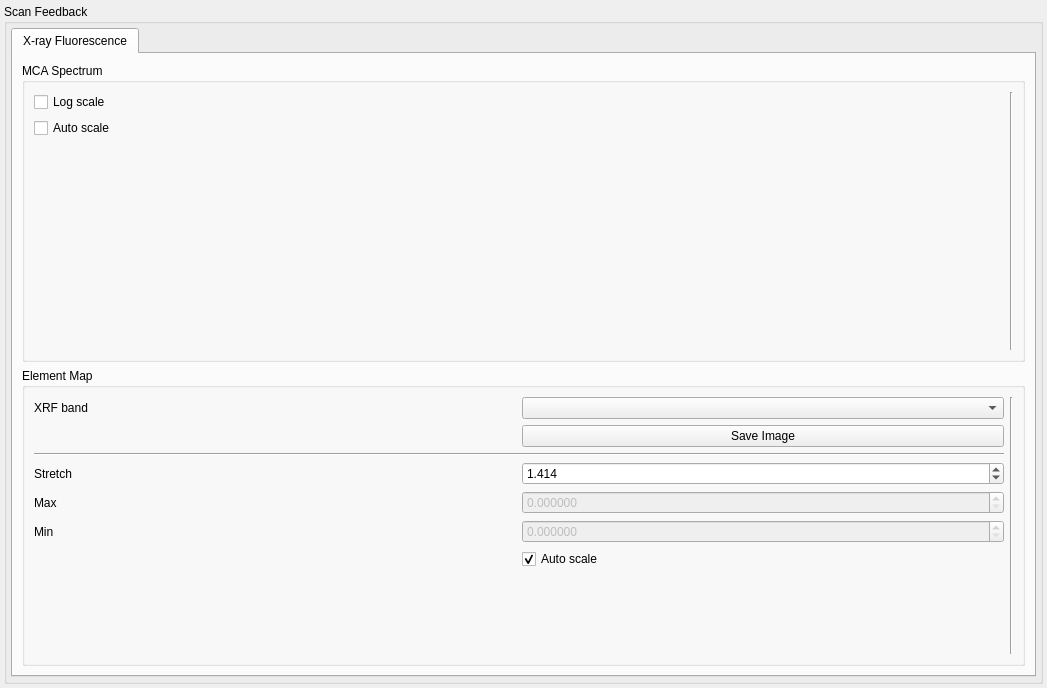
Before: the Qt Designer form spectromicroscopy/smpgui/ui_scanfeedback.ui in praxes/praxes, drawn with Qt 5.
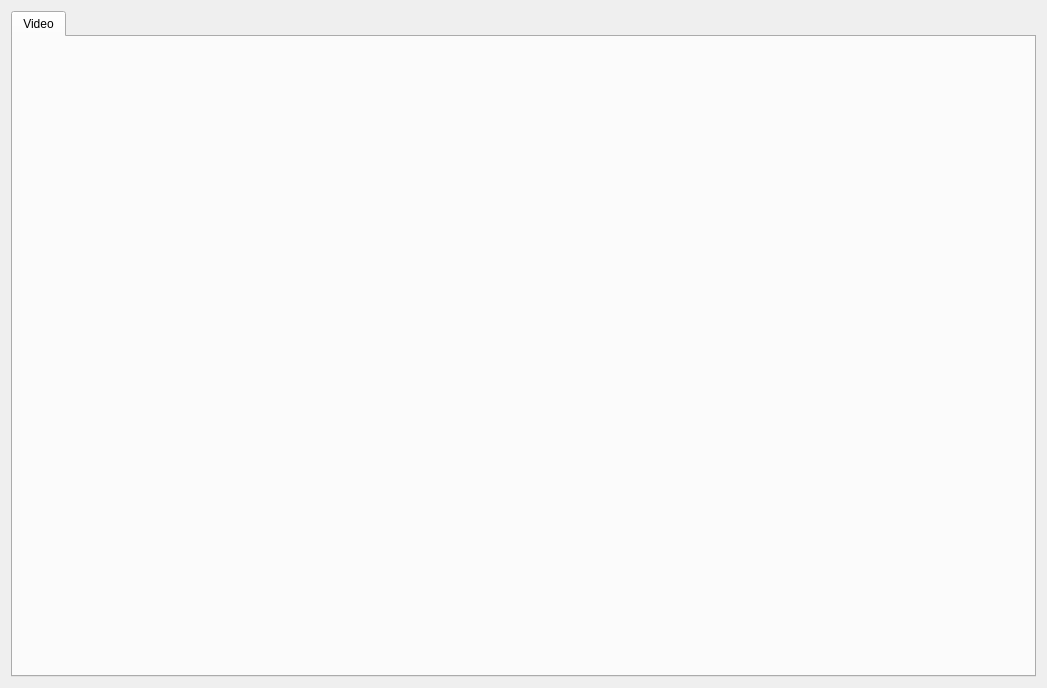
After: the same form once the commit is applied.

Commit message: [svn] each new scan opens a new tab in the scanfeedback window

What changed in the file:
```diff
--- a/spectromicroscopy/smpgui/ui_scanfeedback.ui
+++ b/spectromicroscopy/smpgui/ui_scanfeedback.ui
@@ -13,280 +13,19 @@
    <string>Form</string>
   </property>
   <layout class="QGridLayout" >
-   <property name="leftMargin" >
-    <number>4</number>
-   </property>
-   <property name="topMargin" >
-    <number>4</number>
-   </property>
-   <property name="rightMargin" >
-    <number>4</number>
-   </property>
-   <property name="bottomMargin" >
-    <number>4</number>
-   </property>
    <item row="0" column="0" >
-    <widget class="QGroupBox" name="groupBox" >
-     <property name="sizePolicy" >
-      <sizepolicy vsizetype="Expanding" hsizetype="Expanding" >
-       <horstretch>0</horstretch>
-       <verstretch>0</verstretch>
-      </sizepolicy>
+    <widget class="QTabWidget" name="scanFeedbackTab" >
+     <property name="currentIndex" >
+      <number>0</number>
      </property>
-     <property name="title" >
-      <string>Scan Feedback</string>
-     </property>
-     <layout class="QGridLayout" >
-      <property name="leftMargin" >
-       <number>4</number>
+     <widget class="QWidget" name="videoTab" >
+      <property name="enabled" >
+       <bool>true</bool>
       </property>
-      <property name="topMargin" >
-       <number>4</number>
-      </property>
-      <property name="rightMargin" >
-       <number>4</number>
-      </property>
-      <property name="bottomMargin" >
-       <number>4</number>
-      </property>
-      <item row="0" column="0" >
-       <widget class="QTabWidget" name="scanFeedbackTab" >
-        <property name="currentIndex" >
-         <number>0</number>
-        </property>
-        <widget class="QWidget" name="xrfTab" >
-         <property name="enabled" >
-          <bool>true</bool>
-         </property>
-         <attribute name="title" >
-          <string>X-ray Fluorescence</string>
-         </attribute>
-         <layout class="QVBoxLayout" >
-          <item>
-           <widget class="QGroupBox" name="mcaGroupBox" >
-            <property name="enabled" >
-             <bool>true</bool>
-            </property>
-            <property name="title" >
-             <string>MCA Spectrum</string>
-            </property>
-            <layout class="QHBoxLayout" >
-             <item>
-              <layout class="QGridLayout" >
-               <item row="0" column="0" >
-                <widget class="QCheckBox" name="mcaLogscaleButton" >
-                 <property name="text" >
-                  <string>Log scale</string>
-                 </property>
-                </widget>
-               </item>
-               <item row="1" column="0" >
-                <widget class="QCheckBox" name="mcaAutoscaleButton" >
-                 <property name="text" >
-                  <string>Auto scale</string>
-                 </property>
-                </widget>
-               </item>
-               <item row="2" column="0" >
-                <spacer>
-                 <property name="orientation" >
-                  <enum>Qt::Vertical</enum>
-                 </property>
-                 <property name="sizeHint" >
-                  <size>
-                   <width>20</width>
-                   <height>40</height>
-                  </size>
-                 </property>
-                </spacer>
-               </item>
-              </layout>
-             </item>
-             <item>
-              <widget class="Line" name="line_2" >
-               <property name="orientation" >
-                <enum>Qt::Vertical</enum>
-               </property>
-              </widget>
-             </item>
-             <item>
-              <layout class="QGridLayout" />
-             </item>
-            </layout>
-           </widget>
-          </item>
-          <item>
-           <widget class="QGroupBox" name="elementMapGroupBox" >
-            <property name="enabled" >
-             <bool>true</bool>
-            </property>
-            <property name="sizePolicy" >
-             <sizepolicy vsizetype="Preferred" hsizetype="Preferred" >
-              <horstretch>0</horstretch>
-              <verstretch>0</verstretch>
-             </sizepolicy>
-            </property>
-            <property name="title" >
-             <string>Element Map</string>
-            </property>
-            <layout class="QHBoxLayout" >
-             <item>
-              <layout class="QGridLayout" >
-               <item row="0" column="1" >
-                <widget class="QComboBox" name="xrfbandComboBox" >
-                 <property name="minimumSize" >
-                  <size>
-                   <width>76</width>
-                   <height>0</height>
-                  </size>
-                 </property>
-                </widget>
-               </item>
-               <item row="0" column="0" >
-                <widget class="QLabel" name="xrfbandLabel" >
-                 <property name="sizePolicy" >
-                  <sizepolicy vsizetype="Preferred" hsizetype="Preferred" >
-                   <horstretch>0</horstretch>
-                   <verstretch>0</verstretch>
-                  </sizepolicy>
-                 </property>
-                 <property name="minimumSize" >
-                  <size>
-                   <width>61</width>
-                   <height>0</height>
-                  </size>
-                 </property>
-                 <property name="text" >
-                  <string>XRF band</string>
-                 </property>
-                </widget>
-               </item>
-               <item row="4" column="0" >
-                <widget class="QLabel" name="maxLabel" >
-                 <property name="text" >
-                  <string>Max</string>
-                 </property>
-                </widget>
-               </item>
-               <item row="5" column="0" >
-                <widget class="QLabel" name="minLabel" >
-                 <property name="text" >
-                  <string>Min</string>
-                 </property>
-                </widget>
-               </item>
-               <item row="5" column="1" >
-                <widget class="QDoubleSpinBox" name="minSpinBox" >
-                 <property name="enabled" >
-                  <bool>false</bool>
-                 </property>
-                 <property name="decimals" >
-                  <number>6</number>
-                 </property>
-                 <property name="maximum" >
-                  <double>10000000000.000000000000000</double>
-                 </property>
-                </widget>
-               </item>
-               <item row="4" column="1" >
-                <widget class="QDoubleSpinBox" name="maxSpinBox" >
-                 <property name="enabled" >
-                  <bool>false</bool>
-                 </property>
-                 <property name="decimals" >
-                  <number>6</number>
-                 </property>
-                 <property name="minimum" >
-                  <double>0.000000000000000</double>
-                 </property>
-                 <property name="maximum" >
-                  <double>10000000000.000000000000000</double>
-                 </property>
-                </widget>
-               </item>
-               <item row="2" column="0" colspan="2" >
-                <widget class="Line" name="line_3" >
-                 <property name="orientation" >
-                  <enum>Qt::Horizontal</enum>
-                 </property>
-                </widget>
-               </item>
-               <item row="1" column="1" >
-                <widget class="QPushButton" name="saveImagePushButton" >
-                 <property name="enabled" >
-                  <bool>true</bool>
-                 </property>
-                 <property name="text" >
-                  <string>Save Image</string>
-                 </property>
-                </widget>
-               </item>
-               <item row="7" column="1" >
-                <spacer>
-                 <property name="orientation" >
-                  <enum>Qt::Vertical</enum>
-                 </property>
-                 <property name="sizeHint" >
-                  <size>
-                   <width>20</width>
-                   <height>40</height>
-                  </size>
-                 </property>
-                </spacer>
-               </item>
-               <item row="6" column="1" >
-                <widget class="QCheckBox" name="imageAutoscaleButton" >
-                 <property name="text" >
-                  <string>Auto scale</string>
-                 </property>
-                 <property name="checked" >
-                  <bool>true</bool>
-                 </property>
-                </widget>
-               </item>
-               <item row="3" column="0" >
-                <widget class="QLabel" name="aspectLabel" >
-                 <property name="text" >
-                  <string>Stretch</string>
-                 </property>
-                </widget>
-               </item>
-               <item row="3" column="1" >
-                <widget class="QDoubleSpinBox" name="aspectSpinBox" >
-                 <property name="toolTip" >
-                  <string>&lt;html>&lt;head>&lt;meta name="qrichtext" content="1" />&lt;style type="text/css">
-p, li { white-space: pre-wrap; }
-&lt;/style>&lt;/head>&lt;body style=" font-family:'Sans Serif'; font-size:9pt; font-weight:400; font-style:normal;">
-&lt;p style=" margin-top:0px; margin-bottom:0px; margin-left:0px; margin-right:0px; -qt-block-indent:0; text-indent:0px;">sin of angle of incidence, from plane normal&lt;/p>&lt;/body>&lt;/html></string>
-                 </property>
-                 <property name="decimals" >
-                  <number>3</number>
-                 </property>
-                 <property name="value" >
-                  <double>1.414000000000000</double>
-                 </property>
-                </widget>
-               </item>
-              </layout>
-             </item>
-             <item>
-              <widget class="Line" name="line" >
-               <property name="orientation" >
-                <enum>Qt::Vertical</enum>
-               </property>
-              </widget>
-             </item>
-             <item>
-              <layout class="QGridLayout" />
-             </item>
-            </layout>
-           </widget>
-          </item>
-         </layout>
-        </widget>
-       </widget>
-      </item>
-     </layout>
+      <attribute name="title" >
+       <string>Video</string>
+      </attribute>
+     </widget>
     </widget>
    </item>
   </layout>
```
Left out of the diff: 35 changed lines with no effect on the pictures. The commit also changes 6 other files.
